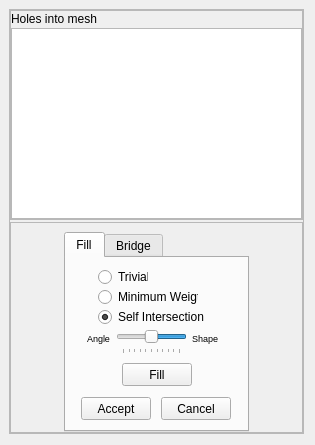
The window that src/fgt/edit_hole/edit_hole.ui (cnr-isti-vclab/meshlab) describes before a commit, drawn with Qt 5.
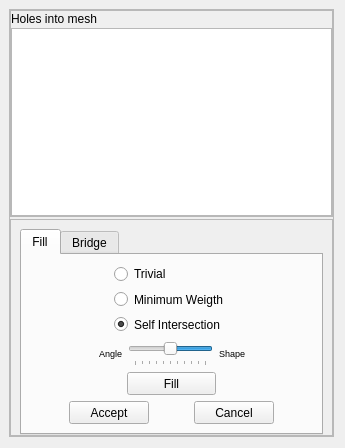
The same window after the commit.

Commit message: - add non manifold info in ui - init manifoldness check - hole name management

```diff
--- a/src/fgt/edit_hole/edit_hole.ui
+++ b/src/fgt/edit_hole/edit_hole.ui
@@ -8,8 +8,8 @@
    <rect>
     <x>0</x>
     <y>0</y>
-    <width>315</width>
-    <height>445</height>
+    <width>345</width>
+    <height>448</height>
    </rect>
   </property>
   <property name="sizePolicy" >
@@ -21,7 +21,7 @@
   <property name="minimumSize" >
    <size>
     <width>0</width>
-    <height>300</height>
+    <height>0</height>
    </size>
   </property>
   <property name="sizeIncrement" >
@@ -45,6 +45,18 @@
    </property>
    <item>
     <widget class="QFrame" name="frame_main" >
+     <property name="sizePolicy" >
+      <sizepolicy vsizetype="Preferred" hsizetype="Preferred" >
+       <horstretch>0</horstretch>
+       <verstretch>0</verstretch>
+      </sizepolicy>
+     </property>
+     <property name="minimumSize" >
+      <size>
+       <width>198</width>
+       <height>410</height>
+      </size>
+     </property>
      <property name="frameShape" >
       <enum>QFrame::StyledPanel</enum>
      </property>
@@ -210,7 +222,7 @@
         <property name="minimumSize" >
          <size>
           <width>200</width>
-          <height>200</height>
+          <height>216</height>
          </size>
         </property>
         <property name="frameShape" >
@@ -223,19 +235,6 @@
          <property name="bottomMargin" >
           <number>0</number>
          </property>
-         <item>
-          <spacer>
-           <property name="orientation" >
-            <enum>Qt::Horizontal</enum>
-           </property>
-           <property name="sizeHint" >
-            <size>
-             <width>40</width>
-             <height>20</height>
-            </size>
-           </property>
-          </spacer>
-         </item>
          <item>
           <widget class="QTabWidget" name="operationTab" >
            <property name="sizePolicy" >
@@ -246,8 +245,8 @@
            </property>
            <property name="minimumSize" >
             <size>
-             <width>185</width>
-             <height>200</height>
+             <width>180</width>
+             <height>205</height>
             </size>
            </property>
            <property name="currentIndex" >
@@ -260,113 +259,13 @@
             <attribute name="title" >
              <string>Fill</string>
             </attribute>
-            <widget class="QPushButton" name="fillButton" >
-             <property name="geometry" >
-              <rect>
-               <x>56</x>
-               <y>105</y>
-               <width>70</width>
-               <height>23</height>
-              </rect>
-             </property>
-             <property name="sizePolicy" >
-              <sizepolicy vsizetype="Fixed" hsizetype="Fixed" >
-               <horstretch>0</horstretch>
-               <verstretch>0</verstretch>
-              </sizepolicy>
-             </property>
-             <property name="minimumSize" >
-              <size>
-               <width>70</width>
-               <height>23</height>
-              </size>
-             </property>
-             <property name="maximumSize" >
-              <size>
-               <width>70</width>
-               <height>23</height>
-              </size>
-             </property>
-             <property name="text" >
-              <string>Fill</string>
-             </property>
-            </widget>
-            <widget class="QPushButton" name="cancelFillBtn" >
-             <property name="enabled" >
-              <bool>true</bool>
-             </property>
-             <property name="geometry" >
-              <rect>
-               <x>95</x>
-               <y>139</y>
-               <width>70</width>
-               <height>23</height>
-              </rect>
-             </property>
-             <property name="sizePolicy" >
-              <sizepolicy vsizetype="Fixed" hsizetype="Fixed" >
-               <horstretch>0</horstretch>
-               <verstretch>0</verstretch>
-              </sizepolicy>
-             </property>
-             <property name="minimumSize" >
-              <size>
-               <width>70</width>
-               <height>23</height>
-              </size>
-             </property>
-             <property name="maximumSize" >
-              <size>
-               <width>70</width>
-               <height>23</height>
-              </size>
-             </property>
-             <property name="text" >
-              <string>Cancel</string>
-             </property>
-            </widget>
-            <widget class="QPushButton" name="acceptFillBtn" >
-             <property name="enabled" >
-              <bool>true</bool>
-             </property>
-             <property name="geometry" >
-              <rect>
-               <x>15</x>
-               <y>139</y>
-               <width>70</width>
-               <height>23</height>
-              </rect>
-             </property>
-             <property name="sizePolicy" >
-              <sizepolicy vsizetype="Fixed" hsizetype="Fixed" >
-               <horstretch>0</horstretch>
-               <verstretch>0</verstretch>
-              </sizepolicy>
-             </property>
-             <property name="minimumSize" >
-              <size>
-               <width>70</width>
-               <height>23</height>
-              </size>
-             </property>
-             <property name="maximumSize" >
-              <size>
-               <width>70</width>
-               <height>23</height>
-              </size>
-             </property>
-             <property name="text" >
-              <string>Accept</string>
-             </property>
-            </widget>
+            <layout class="QGridLayout" >
+             <item row="0" column="0" colspan="3" >
+              <layout class="QGridLayout" >
+               <item row="0" column="1" >
             <widget class="QRadioButton" name="trivialRBtn" >
-             <property name="geometry" >
-              <rect>
-               <x>32</x>
-               <y>10</y>
-               <width>50</width>
-               <height>18</height>
-              </rect>
+                 <property name="layoutDirection" >
+                  <enum>Qt::LeftToRight</enum>
              </property>
              <property name="text" >
               <string>Trivial</string>
@@ -375,28 +274,42 @@
               <bool>false</bool>
              </property>
             </widget>
+               </item>
+               <item row="1" column="0" >
+                <spacer>
+                 <property name="orientation" >
+                  <enum>Qt::Horizontal</enum>
+                 </property>
+                 <property name="sizeHint" >
+                  <size>
+                   <width>40</width>
+                   <height>20</height>
+                  </size>
+                 </property>
+                </spacer>
+               </item>
+               <item row="1" column="1" >
             <widget class="QRadioButton" name="minWRBtn" >
-             <property name="geometry" >
-              <rect>
-               <x>32</x>
-               <y>30</y>
-               <width>100</width>
-               <height>18</height>
-              </rect>
-             </property>
              <property name="text" >
               <string>Minimum Weigth</string>
              </property>
             </widget>
+               </item>
+               <item row="1" column="2" >
+                <spacer>
+                 <property name="orientation" >
+                  <enum>Qt::Horizontal</enum>
+                 </property>
+                 <property name="sizeHint" >
+                  <size>
+                   <width>40</width>
+                   <height>20</height>
+                  </size>
+                 </property>
+                </spacer>
+               </item>
+               <item row="2" column="1" >
             <widget class="QRadioButton" name="selfIntersRBtn" >
-             <property name="geometry" >
-              <rect>
-               <x>32</x>
-               <y>50</y>
-               <width>110</width>
-               <height>18</height>
-              </rect>
-             </property>
              <property name="text" >
               <string>Self Intersection</string>
              </property>
@@ -404,46 +317,26 @@
               <bool>true</bool>
              </property>
             </widget>
-            <widget class="QSlider" name="diedralWeightSld" >
-             <property name="geometry" >
-              <rect>
-               <x>50</x>
-               <y>70</y>
-               <width>71</width>
-               <height>26</height>
-              </rect>
-             </property>
-             <property name="maximum" >
-              <number>100</number>
-             </property>
-             <property name="sliderPosition" >
-              <number>50</number>
-             </property>
-             <property name="tracking" >
-              <bool>true</bool>
-             </property>
+               </item>
+              </layout>
+             </item>
+             <item row="1" column="0" colspan="3" >
+              <layout class="QHBoxLayout" >
+               <item>
+                <spacer>
              <property name="orientation" >
               <enum>Qt::Horizontal</enum>
              </property>
-             <property name="invertedAppearance" >
-              <bool>true</bool>
-             </property>
-             <property name="tickPosition" >
-              <enum>QSlider::TicksBelow</enum>
-             </property>
-             <property name="tickInterval" >
-              <number>0</number>
-             </property>
-            </widget>
+                 <property name="sizeHint" >
+                  <size>
+                   <width>0</width>
+                   <height>20</height>
+                  </size>
+                 </property>
+                </spacer>
+               </item>
+               <item>
             <widget class="QLabel" name="label" >
-             <property name="geometry" >
-              <rect>
-               <x>21</x>
-               <y>70</y>
-               <width>27</width>
-               <height>20</height>
-              </rect>
-             </property>
              <property name="font" >
               <font>
                <pointsize>7</pointsize>
@@ -455,16 +348,50 @@
              <property name="textFormat" >
               <enum>Qt::AutoText</enum>
              </property>
-            </widget>
+                 <property name="alignment" >
+                  <set>Qt::AlignRight|Qt::AlignTrailing|Qt::AlignVCenter</set>
+                 </property>
+                </widget>
+               </item>
+               <item>
+                <widget class="QSlider" name="diedralWeightSld" >
+                 <property name="minimumSize" >
+                  <size>
+                   <width>85</width>
+                   <height>26</height>
+                  </size>
+                 </property>
+                 <property name="maximumSize" >
+                  <size>
+                   <width>170</width>
+                   <height>16777215</height>
+                  </size>
+                 </property>
+                 <property name="maximum" >
+                  <number>100</number>
+                 </property>
+                 <property name="sliderPosition" >
+                  <number>50</number>
+                 </property>
+                 <property name="tracking" >
+                  <bool>true</bool>
+                 </property>
+                 <property name="orientation" >
+                  <enum>Qt::Horizontal</enum>
+                 </property>
+                 <property name="invertedAppearance" >
+                  <bool>true</bool>
+                 </property>
+                 <property name="tickPosition" >
+                  <enum>QSlider::TicksBelow</enum>
+                 </property>
+                 <property name="tickInterval" >
+                  <number>0</number>
+                 </property>
+                </widget>
+               </item>
+               <item>
             <widget class="QLabel" name="label_2" >
-             <property name="geometry" >
-              <rect>
-               <x>126</x>
-               <y>70</y>
-               <width>32</width>
-               <height>20</height>
-              </rect>
-             </property>
              <property name="font" >
               <font>
                <pointsize>7</pointsize>
@@ -477,23 +404,194 @@
               <enum>Qt::AutoText</enum>
              </property>
             </widget>
+               </item>
+               <item>
+                <spacer>
+                 <property name="orientation" >
+                  <enum>Qt::Horizontal</enum>
+                 </property>
+                 <property name="sizeHint" >
+                  <size>
+                   <width>0</width>
+                   <height>20</height>
+                  </size>
+                 </property>
+                </spacer>
+               </item>
+              </layout>
+             </item>
+             <item row="2" column="0" >
+              <spacer>
+               <property name="orientation" >
+                <enum>Qt::Horizontal</enum>
+               </property>
+               <property name="sizeHint" >
+                <size>
+                 <width>40</width>
+                 <height>20</height>
+                </size>
+               </property>
+              </spacer>
+             </item>
+             <item row="2" column="1" >
+              <widget class="QPushButton" name="fillButton" >
+               <property name="sizePolicy" >
+                <sizepolicy vsizetype="Fixed" hsizetype="Expanding" >
+                 <horstretch>0</horstretch>
+                 <verstretch>0</verstretch>
+                </sizepolicy>
+               </property>
+               <property name="minimumSize" >
+                <size>
+                 <width>70</width>
+                 <height>23</height>
+                </size>
+               </property>
+               <property name="maximumSize" >
+                <size>
+                 <width>200</width>
+                 <height>23</height>
+                </size>
+               </property>
+               <property name="text" >
+                <string>Fill</string>
+               </property>
+              </widget>
+             </item>
+             <item row="2" column="2" >
+              <spacer>
+               <property name="orientation" >
+                <enum>Qt::Horizontal</enum>
+               </property>
+               <property name="sizeHint" >
+                <size>
+                 <width>40</width>
+                 <height>20</height>
+                </size>
+               </property>
+              </spacer>
+             </item>
+             <item row="3" column="0" colspan="3" >
+              <layout class="QHBoxLayout" >
+               <item>
+                <spacer>
+                 <property name="orientation" >
+                  <enum>Qt::Horizontal</enum>
+                 </property>
+                 <property name="sizeHint" >
+                  <size>
+                   <width>0</width>
+                   <height>20</height>
+                  </size>
+                 </property>
+                </spacer>
+               </item>
+               <item>
+                <widget class="QPushButton" name="acceptFillBtn" >
+                 <property name="enabled" >
+                  <bool>true</bool>
+                 </property>
+                 <property name="sizePolicy" >
+                  <sizepolicy vsizetype="Fixed" hsizetype="Expanding" >
+                   <horstretch>0</horstretch>
+                   <verstretch>0</verstretch>
+                  </sizepolicy>
+                 </property>
+                 <property name="minimumSize" >
+                  <size>
+                   <width>70</width>
+                   <height>23</height>
+                  </size>
+                 </property>
+                 <property name="maximumSize" >
+                  <size>
+                   <width>140</width>
+                   <height>23</height>
+                  </size>
+                 </property>
+                 <property name="text" >
+                  <string>Accept</string>
+                 </property>
+                </widget>
+               </item>
+               <item>
+                <spacer>
+                 <property name="orientation" >
+                  <enum>Qt::Horizontal</enum>
+                 </property>
+                 <property name="sizeHint" >
+                  <size>
+                   <width>30</width>
+                   <height>20</height>
+                  </size>
+                 </property>
+                </spacer>
+               </item>
+               <item>
+                <widget class="QPushButton" name="cancelFillBtn" >
+                 <property name="enabled" >
+                  <bool>true</bool>
+                 </property>
+                 <property name="sizePolicy" >
+                  <sizepolicy vsizetype="Fixed" hsizetype="Expanding" >
+                   <horstretch>0</horstretch>
+                   <verstretch>0</verstretch>
+                  </sizepolicy>
+                 </property>
+                 <property name="minimumSize" >
+                  <size>
+                   <width>70</width>
+                   <height>23</height>
+                  </size>
+                 </property>
+                 <property name="maximumSize" >
+                  <size>
+                   <width>140</width>
+                   <height>23</height>
+                  </size>
+                 </property>
+                 <property name="text" >
+                  <string>Cancel</string>
+                 </property>
+                </widget>
+               </item>
+               <item>
+                <spacer>
+                 <property name="orientation" >
+                  <enum>Qt::Horizontal</enum>
+                 </property>
+                 <property name="sizeHint" >
+                  <size>
+                   <width>0</width>
+                   <height>20</height>
+                  </size>
+                 </property>
+                </spacer>
+               </item>
+              </layout>
+             </item>
+            </layout>
            </widget>
            <widget class="QWidget" name="bridgeTab" >
             <attribute name="title" >
              <string>Bridge</string>
             </attribute>
-            <widget class="QPushButton" name="clearBridgeBtn" >
-             <property name="enabled" >
-              <bool>true</bool>
-             </property>
-             <property name="geometry" >
-              <rect>
-               <x>101</x>
-               <y>142</y>
-               <width>70</width>
-               <height>23</height>
-              </rect>
-             </property>
+            <layout class="QGridLayout" >
+             <item row="0" column="0" >
+              <spacer>
+               <property name="orientation" >
+                <enum>Qt::Horizontal</enum>
+               </property>
+               <property name="sizeHint" >
+                <size>
+                 <width>0</width>
+                 <height>20</height>
+                </size>
+               </property>
+              </spacer>
+             </item>
+             <item row="0" column="1" >
+              <widget class="QFrame" name="frame" >
              <property name="sizePolicy" >
               <sizepolicy vsizetype="Fixed" hsizetype="Fixed" >
                <horstretch>0</horstretch>
@@ -502,60 +600,22 @@
              </property>
              <property name="minimumSize" >
               <size>
-               <width>70</width>
-               <height>23</height>
-              </size>
-             </property>
-             <property name="maximumSize" >
-              <size>
-               <width>70</width>
-               <height>23</height>
-              </size>
-             </property>
-             <property name="text" >
-              <string>Clear</string>
-             </property>
-            </widget>
-            <widget class="QGroupBox" name="groupBox" >
-             <property name="geometry" >
-              <rect>
-               <x>10</x>
-               <y>3</y>
-               <width>160</width>
-               <height>131</height>
-              </rect>
-             </property>
-             <property name="sizePolicy" >
-              <sizepolicy vsizetype="Fixed" hsizetype="Fixed" >
-               <horstretch>0</horstretch>
-               <verstretch>0</verstretch>
-              </sizepolicy>
-             </property>
-             <property name="title" >
-              <string>GroupBox</string>
-             </property>
-             <widget class="QCheckBox" name="selfHoleChkB" >
-              <property name="geometry" >
-               <rect>
-                <x>38</x>
-                <y>38</y>
-                <width>111</width>
-                <height>18</height>
-               </rect>
-              </property>
-              <property name="text" >
-               <string>Self hole Bridge</string>
-              </property>
-              <property name="checked" >
-               <bool>false</bool>
-              </property>
-             </widget>
+                 <width>140</width>
+                 <height>120</height>
+                </size>
+               </property>
+               <property name="frameShape" >
+                <enum>QFrame::StyledPanel</enum>
+               </property>
+               <property name="frameShadow" >
+                <enum>QFrame::Raised</enum>
+               </property>
              <widget class="QRadioButton" name="autoBridgeRBtm" >
               <property name="geometry" >
                <rect>
-                <x>20</x>
-                <y>19</y>
-                <width>70</width>
+                  <x>0</x>
+                  <y>0</y>
+                  <width>111</width>
                 <height>18</height>
                </rect>
               </property>
@@ -569,9 +629,9 @@
              <widget class="QRadioButton" name="manualBridgeRBtm" >
               <property name="geometry" >
                <rect>
-                <x>20</x>
-                <y>79</y>
-                <width>70</width>
+                  <x>0</x>
+                  <y>70</y>
+                  <width>138</width>
                 <height>18</height>
                </rect>
               </property>
@@ -579,93 +639,14 @@
                <string>Manual</string>
               </property>
              </widget>
-             <widget class="QPushButton" name="bridgeButton" >
-              <property name="geometry" >
-               <rect>
-                <x>45</x>
-                <y>100</y>
-                <width>70</width>
-                <height>23</height>
-               </rect>
-              </property>
-              <property name="sizePolicy" >
-               <sizepolicy vsizetype="Fixed" hsizetype="Fixed" >
-                <horstretch>0</horstretch>
-                <verstretch>0</verstretch>
-               </sizepolicy>
-              </property>
-              <property name="minimumSize" >
-               <size>
-                <width>70</width>
-                <height>23</height>
-               </size>
-              </property>
-              <property name="maximumSize" >
-               <size>
-                <width>70</width>
-                <height>23</height>
-               </size>
-              </property>
-              <property name="text" >
-               <string>Start</string>
-              </property>
-             </widget>
-             <widget class="QLabel" name="label_sld_dx" >
-              <property name="enabled" >
-               <bool>false</bool>
-              </property>
-              <property name="geometry" >
-               <rect>
-                <x>111</x>
-                <y>56</y>
-                <width>32</width>
-                <height>20</height>
-               </rect>
-              </property>
-              <property name="font" >
-               <font>
-                <pointsize>7</pointsize>
-               </font>
-              </property>
-              <property name="text" >
-               <string>1/2 hole</string>
-              </property>
-              <property name="textFormat" >
-               <enum>Qt::AutoText</enum>
-              </property>
-             </widget>
-             <widget class="QLabel" name="label_sld_sx" >
-              <property name="enabled" >
-               <bool>false</bool>
-              </property>
-              <property name="geometry" >
-               <rect>
-                <x>28</x>
-                <y>56</y>
-                <width>27</width>
-                <height>20</height>
-               </rect>
-              </property>
-              <property name="font" >
-               <font>
-                <pointsize>7</pointsize>
-               </font>
-              </property>
-              <property name="text" >
-               <string>Shape</string>
-              </property>
-              <property name="textFormat" >
-               <enum>Qt::AutoText</enum>
-              </property>
-             </widget>
              <widget class="QSlider" name="bridgeParamSld" >
               <property name="enabled" >
                <bool>false</bool>
               </property>
               <property name="geometry" >
                <rect>
-                <x>56</x>
-                <y>56</y>
+                  <x>39</x>
+                  <y>40</y>
                 <width>51</width>
                 <height>21</height>
                </rect>
@@ -695,21 +676,117 @@
                <number>0</number>
               </property>
              </widget>
-            </widget>
-            <widget class="QPushButton" name="nmCloseBtn" >
+               <widget class="QLabel" name="label_sld_sx" >
              <property name="enabled" >
-              <bool>true</bool>
+                 <bool>false</bool>
              </property>
              <property name="geometry" >
               <rect>
                <x>10</x>
-               <y>142</y>
-               <width>70</width>
-               <height>23</height>
-              </rect>
-             </property>
+                  <y>40</y>
+                  <width>27</width>
+                  <height>20</height>
+                 </rect>
+                </property>
+                <property name="font" >
+                 <font>
+                  <pointsize>7</pointsize>
+                 </font>
+                </property>
+                <property name="text" >
+                 <string>Shape</string>
+                </property>
+                <property name="textFormat" >
+                 <enum>Qt::AutoText</enum>
+                </property>
+               </widget>
+               <widget class="QRadioButton" name="CloseNMHoleRBtm" >
+                <property name="geometry" >
+                 <rect>
+                  <x>0</x>
+                  <y>100</y>
+                  <width>138</width>
+                  <height>18</height>
+                 </rect>
+                </property>
+                <property name="text" >
+                 <string>Close Non Manifold hole</string>
+                </property>
+               </widget>
+               <widget class="QLabel" name="label_sld_dx" >
+                <property name="enabled" >
+                 <bool>false</bool>
+                </property>
+                <property name="geometry" >
+                 <rect>
+                  <x>95</x>
+                  <y>40</y>
+                  <width>32</width>
+                  <height>20</height>
+                 </rect>
+                </property>
+                <property name="font" >
+                 <font>
+                  <pointsize>7</pointsize>
+                 </font>
+                </property>
+                <property name="text" >
+                 <string>1/2 hole</string>
+                </property>
+                <property name="textFormat" >
+                 <enum>Qt::AutoText</enum>
+                </property>
+               </widget>
+               <widget class="QCheckBox" name="selfHoleChkB" >
+                <property name="geometry" >
+                 <rect>
+                  <x>20</x>
+                  <y>20</y>
+                  <width>111</width>
+                  <height>18</height>
+                 </rect>
+                </property>
+                <property name="text" >
+                 <string>Self hole Bridge</string>
+                </property>
+                <property name="checked" >
+                 <bool>false</bool>
+                </property>
+               </widget>
+              </widget>
+             </item>
+             <item row="0" column="2" >
+              <spacer>
+               <property name="orientation" >
+                <enum>Qt::Horizontal</enum>
+               </property>
+               <property name="sizeHint" >
+                <size>
+                 <width>0</width>
+                 <height>20</height>
+                </size>
+               </property>
+              </spacer>
+             </item>
+             <item row="1" column="0" colspan="3" >
+              <layout class="QHBoxLayout" >
+               <item>
+                <spacer>
+                 <property name="orientation" >
+                  <enum>Qt::Horizontal</enum>
+                 </property>
+                 <property name="sizeHint" >
+                  <size>
+                   <width>0</width>
+                   <height>20</height>
+                  </size>
+                 </property>
+                </spacer>
+               </item>
+               <item>
+                <widget class="QPushButton" name="bridgeButton" >
              <property name="sizePolicy" >
-              <sizepolicy vsizetype="Fixed" hsizetype="Fixed" >
+                  <sizepolicy vsizetype="Fixed" hsizetype="Expanding" >
                <horstretch>0</horstretch>
                <verstretch>0</verstretch>
               </sizepolicy>
@@ -722,25 +799,13 @@
              </property>
              <property name="maximumSize" >
               <size>
-               <width>70</width>
+                   <width>140</width>
                <height>23</height>
               </size>
              </property>
-             <property name="font" >
-              <font>
-               <pointsize>8</pointsize>
-               <underline>false</underline>
-               <strikeout>false</strikeout>
-              </font>
-             </property>
-             <property name="contextMenuPolicy" >
-              <enum>Qt::DefaultContextMenu</enum>
-             </property>
              <property name="text" >
-              <string>Non Manif.</string>
-             </property>
-            </widget>
-           </widget>
+                  <string>Apply</string>
+                 </property>
           </widget>
          </item>
          <item>
@@ -755,6 +820,53 @@
             </size>
            </property>
           </spacer>
+               </item>
+               <item>
+                <widget class="QPushButton" name="clearBridgeBtn" >
+                 <property name="enabled" >
+                  <bool>true</bool>
+                 </property>
+                 <property name="sizePolicy" >
+                  <sizepolicy vsizetype="Fixed" hsizetype="Expanding" >
+                   <horstretch>0</horstretch>
+                   <verstretch>0</verstretch>
+                  </sizepolicy>
+                 </property>
+                 <property name="minimumSize" >
+                  <size>
+                   <width>70</width>
+                   <height>23</height>
+                  </size>
+                 </property>
+                 <property name="maximumSize" >
+                  <size>
+                   <width>140</width>
+                   <height>23</height>
+                  </size>
+                 </property>
+                 <property name="text" >
+                  <string>Clear</string>
+                 </property>
+                </widget>
+               </item>
+               <item>
+                <spacer>
+                 <property name="orientation" >
+                  <enum>Qt::Horizontal</enum>
+                 </property>
+                 <property name="sizeHint" >
+                  <size>
+                   <width>0</width>
+                   <height>20</height>
+                  </size>
+                 </property>
+                </spacer>
+               </item>
+              </layout>
+             </item>
+            </layout>
+           </widget>
+          </widget>
          </item>
         </layout>
        </widget>
```
Left out of the diff: 64 changed lines with no effect on the pictures. Lines whose indentation alone changed are shown as unchanged. The commit also changes 7 other files.
